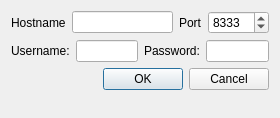
Old version of the form designer/ConnectionDialogUi.ui in the repository skitzycat/beedraw.
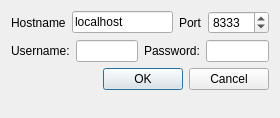
New version of the form.

The edit to the form file:
```diff
--- a/designer/ConnectionDialogUi.ui
+++ b/designer/ConnectionDialogUi.ui
@@ -30,6 +30,9 @@
          <height>0</height>
         </size>
        </property>
+       <property name="text" >
+        <string>localhost</string>
+       </property>
       </widget>
      </item>
      <item>
```
